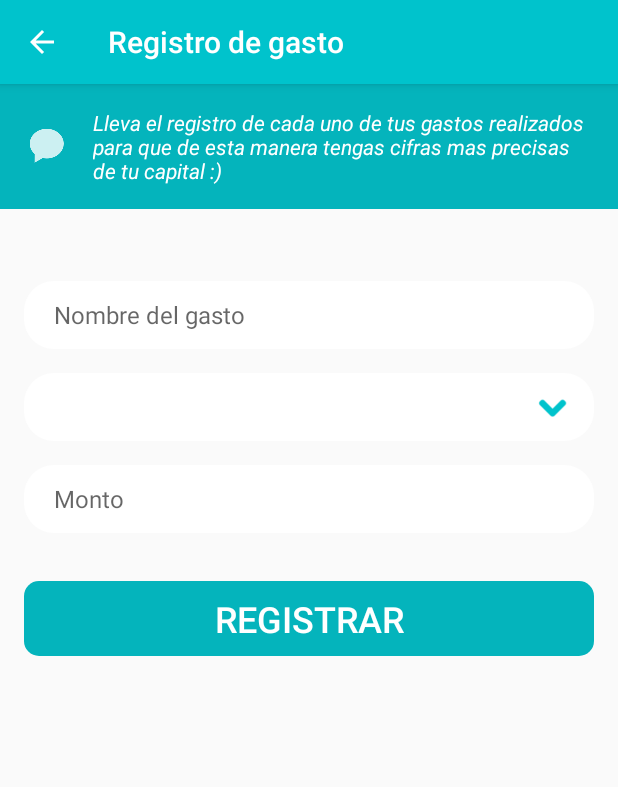
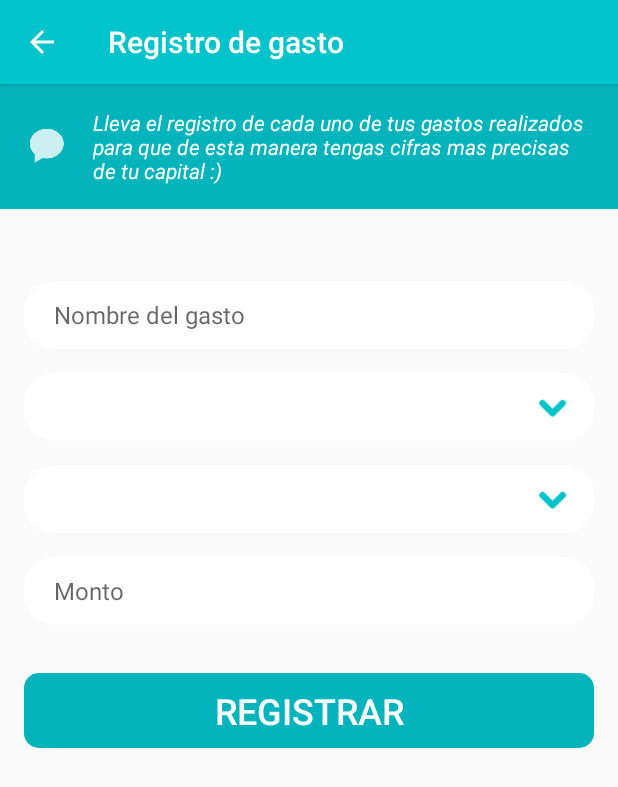
Before and after one commit to jacobgacosta/AdminiBot, an Android app: the RegisterExpenseActivity screen opened directly, with no data from a screen before it, on a phone screen of 412 x 824 dp. Shown: the top 787 px of the screen. Run offline under Robolectric (Android 15) with nearby library versions, the phone set to English and light mode, and no system bars; our stand-ins replace Dagger/Hilt's generated code; 1 statement that could not run was skipped.

Commit message:
Spinner for payment methods is added

```diff
--- a/AdminiBot/app/src/main/res/layout/register_expense.xml
+++ b/AdminiBot/app/src/main/res/layout/register_expense.xml
@@ -37,9 +37,14 @@
             style="@style/spinnerTheme"
             android:layout_below="@+id/expense_name" />
 
+        <Spinner
+            android:id="@+id/payment_method"
+            style="@style/spinnerTheme"
+            android:layout_below="@+id/expenses_types" />
+
         <EditText
             android:id="@+id/expense_amount"
-            android:layout_below="@+id/expenses_types"
+            android:layout_below="@+id/payment_method"
             style="@style/inputTheme"
             android:inputType="numberDecimal"
             android:hint="@string/expense_registration_hint_amount" />
```
